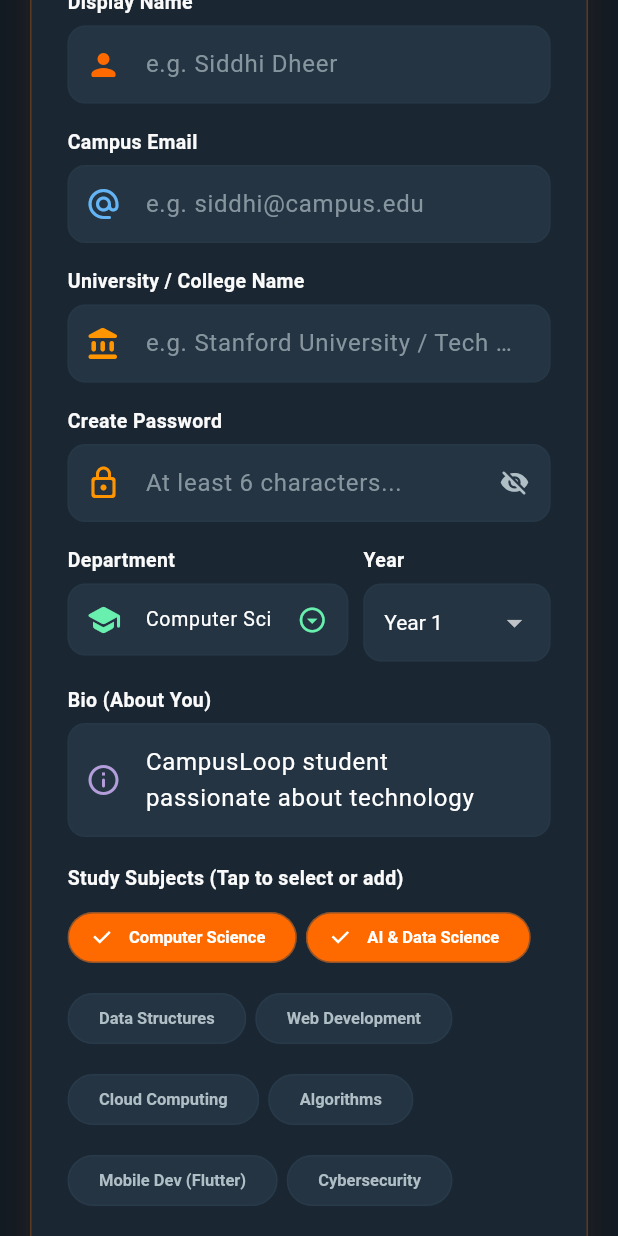
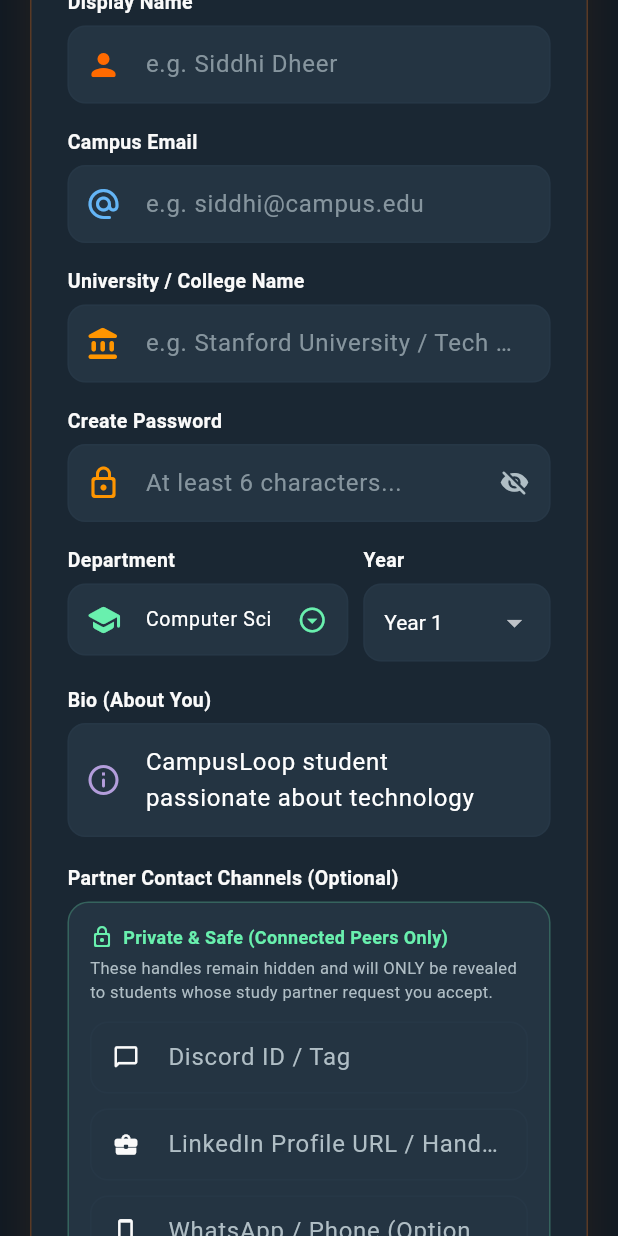
Before and after one commit to siddhidheer/campusloop, a Flutter app: the screen it shows after launch, scrolled down 576 dp, on a phone screen of 412 x 824 dp. Run offline on Flutter 3.47's test engine with Material 3 defaults, Android fonts, the light colour scheme and no system bars; our stand-ins replace shared_preferences; missing offline and left inert: serverpod, serverpod_auth_core_client, serverpod_auth_core_server, serverpod_auth_idp_client, serverpod_auth_idp_server, serverpod_client and 1 more; statements that could not run were skipped.

Commit message:
fix: Fix profile card spill and reposition onboarding contact channels directly after bio

```diff
--- a/campusloop_flutter/lib/screens/auth/login_screen.dart
+++ b/campusloop_flutter/lib/screens/auth/login_screen.dart
@@ -1396,7 +1396,77 @@ class _LoginScreenState extends State<LoginScreen>
           ),
           const SizedBox(height: 18),
 
-          // 6. Study Subjects
+          // 7. Study Partner Direct Channels (Optional - Revealed Only to Connected Peers)
+          _buildLabel('Partner Contact Channels (Optional)'),
+          Container(
+            padding: const EdgeInsets.all(14),
+            decoration: BoxDecoration(
+              color: CampusTheme.darkCardLight,
+              borderRadius: BorderRadius.circular(14),
+              border: Border.all(
+                color: CampusTheme.mint.withValues(alpha: 0.25),
+              ),
+            ),
+            child: Column(
+              crossAxisAlignment: CrossAxisAlignment.start,
+              children: [
+                const Row(
+                  children: [
+                    Icon(Icons.lock_outline_rounded,
+                        size: 16, color: CampusTheme.mint),
+                    SizedBox(width: 6),
+                    Text(
+                      'Private & Safe (Connected Peers Only)',
+                      style: TextStyle(
+                        fontSize: 12,
+                        fontWeight: FontWeight.w700,
+                        color: CampusTheme.mint,
+                      ),
+                    ),
+                  ],
+                ),
+                const SizedBox(height: 4),
+                const Text(
+                  'These handles remain hidden and will ONLY be revealed to students whose study partner request you accept.',
+                  style: TextStyle(fontSize: 11, color: CampusTheme.textMuted),
+                ),
+                const SizedBox(height: 12),
+                TextFormField(
+                  controller: _discordController,
+                  style: const TextStyle(color: Colors.white, fontSize: 13),
+                  decoration: const InputDecoration(
+                    labelText: 'Discord ID / Tag',
+                    hintText: 'e.g. siddhi#1234 or @siddhi',
+                    prefixIcon:
+                        Icon(Icons.chat_bubble_outline_rounded, size: 18),
+                  ),
+                ),
+                const SizedBox(height: 10),
+                TextFormField(
+                  controller: _linkedinController,
+                  style: const TextStyle(color: Colors.white, fontSize: 13),
+                  decoration: const InputDecoration(
+                    labelText: 'LinkedIn Profile URL / Handle',
+                    hintText: 'e.g. linkedin.com/in/siddhi',
+                    prefixIcon: Icon(Icons.business_center_rounded, size: 18),
+                  ),
+                ),
+                const SizedBox(height: 10),
+                TextFormField(
+                  controller: _whatsappController,
+                  style: const TextStyle(color: Colors.white, fontSize: 13),
+                  decoration: const InputDecoration(
+                    labelText: 'WhatsApp / Phone (Optional)',
+                    hintText: 'e.g. +91 9876543210',
+                    prefixIcon: Icon(Icons.phone_iphone_rounded, size: 18),
+                  ),
+                ),
+              ],
+            ),
+          ),
+          const SizedBox(height: 18),
+
+          // 8. Study Subjects
           _buildLabel('Study Subjects (Tap to select or add)'),
           Wrap(
             spacing: 6,
@@ -1521,76 +1591,6 @@ class _LoginScreenState extends State<LoginScreen>
                 ),
               ),
             ],
-          ),
-          const SizedBox(height: 20),
-
-          // 8. Study Partner Direct Channels (Optional - Revealed Only to Connected Peers)
-          _buildLabel('Partner Contact Channels (Optional)'),
-          Container(
-            padding: const EdgeInsets.all(14),
-            decoration: BoxDecoration(
-              color: CampusTheme.darkCardLight,
-              borderRadius: BorderRadius.circular(14),
-              border: Border.all(
-                color: CampusTheme.mint.withValues(alpha: 0.25),
-              ),
-            ),
-            child: Column(
-              crossAxisAlignment: CrossAxisAlignment.start,
-              children: [
-                const Row(
-                  children: [
-                    Icon(Icons.lock_outline_rounded,
-                        size: 16, color: CampusTheme.mint),
-                    SizedBox(width: 6),
-                    Text(
-                      'Private & Safe (Connected Peers Only)',
-                      style: TextStyle(
-                        fontSize: 12,
-                        fontWeight: FontWeight.w700,
-                        color: CampusTheme.mint,
-                      ),
-                    ),
-                  ],
-                ),
-                const SizedBox(height: 4),
-                const Text(
-                  'These handles remain hidden and will ONLY be revealed to students whose study partner request you accept.',
-                  style: TextStyle(fontSize: 11, color: CampusTheme.textMuted),
-                ),
-                const SizedBox(height: 12),
-                TextFormField(
-                  controller: _discordController,
-                  style: const TextStyle(color: Colors.white, fontSize: 13),
-                  decoration: const InputDecoration(
-                    labelText: 'Discord ID / Tag',
-                    hintText: 'e.g. siddhi#1234 or @siddhi',
-                    prefixIcon:
-                        Icon(Icons.chat_bubble_outline_rounded, size: 18),
-                  ),
-                ),
-                const SizedBox(height: 10),
-                TextFormField(
-                  controller: _linkedinController,
-                  style: const TextStyle(color: Colors.white, fontSize: 13),
-                  decoration: const InputDecoration(
-                    labelText: 'LinkedIn Profile URL / Handle',
-                    hintText: 'e.g. linkedin.com/in/siddhi',
-                    prefixIcon: Icon(Icons.business_center_rounded, size: 18),
-                  ),
-                ),
-                const SizedBox(height: 10),
-                TextFormField(
-                  controller: _whatsappController,
-                  style: const TextStyle(color: Colors.white, fontSize: 13),
-                  decoration: const InputDecoration(
-                    labelText: 'WhatsApp / Phone (Optional)',
-                    hintText: 'e.g. +91 9876543210',
-                    prefixIcon: Icon(Icons.phone_iphone_rounded, size: 18),
-                  ),
-                ),
-              ],
-            ),
           ),
           const SizedBox(height: 28),
 
--- a/campusloop_flutter/pubspec.yaml
+++ b/campusloop_flutter/pubspec.yaml
@@ -1,7 +1,7 @@
 name: campusloop_flutter
 description: CampusLoop — Your Campus. Your Community. One Loop.
 publish_to: none
-version: 1.0.7+8
+version: 1.0.8+9
 
 environment:
   sdk: '>=3.5.0 <4.0.0'
```
Also changed, not shown: campusloop_flutter/lib/screens/profile/profile_screen.dart (+16 -8 lines), 2 other files.
